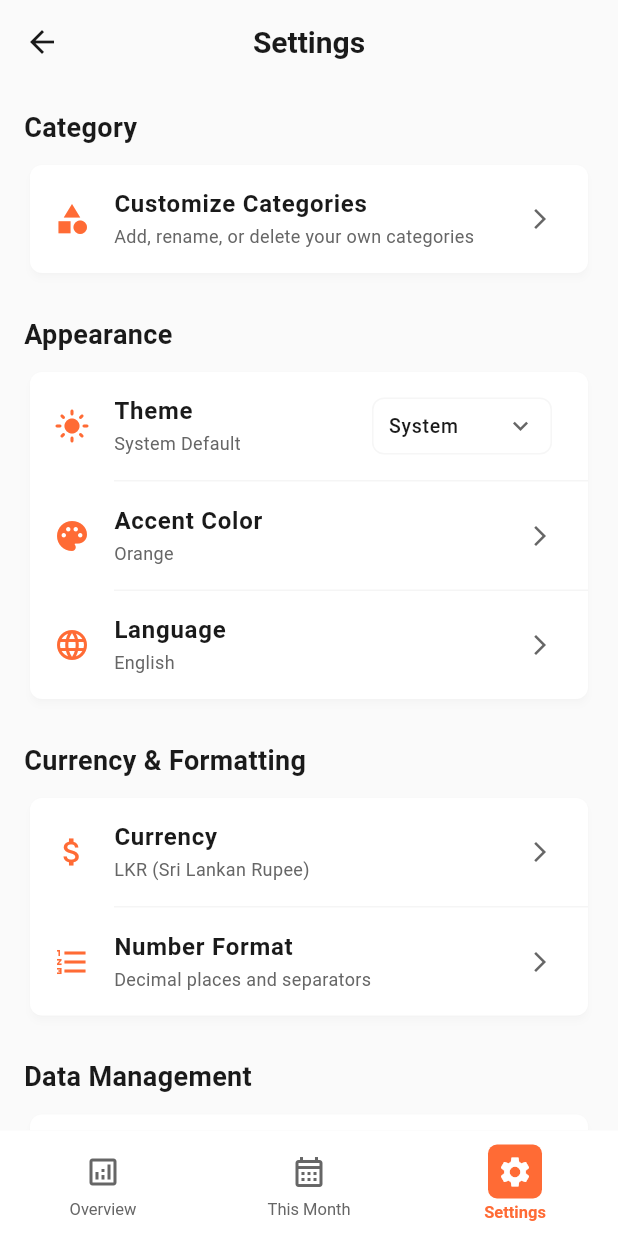
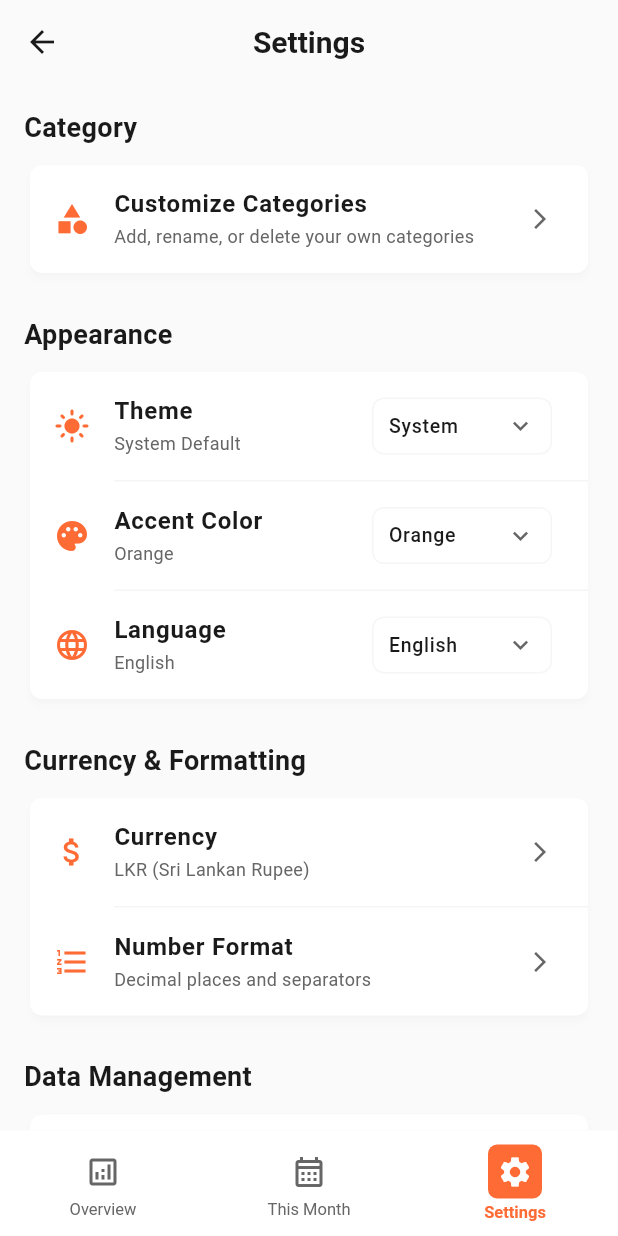
Before and after one commit to rishithamenush/moneymaker, a Flutter app: the SettingsPage screen opened by its route, on a phone screen of 412 x 824 dp. Run offline on Flutter 3.47's test engine with Material 3 defaults, Android fonts, the phone set to English and light mode, and no system bars; our stand-ins replace equatable, fl_chart, flutter_local_notifications, flutter_secure_storage, shared_preferences, sqflite and 1 more; accounts and stored records are empty.

Commit message:
issue Fixed!

```diff
--- a/lib/presentation/pages/settings/settings_page.dart
+++ b/lib/presentation/pages/settings/settings_page.dart
@@ -13,6 +13,7 @@ import '../../../domain/entities/category.dart';
 import '../../widgets/common/custom_app_bar.dart';
 import '../../widgets/common/settings_popup.dart';
 import '../../widgets/common/modern_popup.dart';
+import '../../widgets/common/modern_dropdown.dart';
 import '../../navigation/bottom_nav_bar.dart';
 import '../../../app/routes.dart';
 import '../auth/pin_setup_page.dart';
@@ -63,22 +64,54 @@ class _SettingsPageState extends State<SettingsPage> {
             _buildDivider(),
             Consumer<ThemeProvider>(
               builder: (context, themeProvider, child) {
-                return _buildSettingsItem(
-                  icon: Icons.palette,
-                  title: l10n.accentColor,
-                  subtitle: themeProvider.accentColor,
-                  onTap: () => _showAccentColorDialog(),
+                return ListTile(
+                  leading: Icon(
+                    Icons.palette,
+                    color: ThemeColors.getAccentColor(context, themeProvider.accentColor),
+                    size: 24,
+                  ),
+                  title: Text(
+                    l10n.accentColor,
+                    style: TextStyle(
+                      fontWeight: FontWeight.w600,
+                      color: ThemeColors.getTextPrimary(context),
+                    ),
+                  ),
+                  subtitle: Text(
+                    themeProvider.accentColor,
+                    style: TextStyle(
+                      color: ThemeColors.getTextSecondary(context),
+                      fontSize: 12,
+                    ),
+                  ),
+                  trailing: _buildAccentColorDropdown(themeProvider, l10n),
                 );
               },
             ),
             _buildDivider(),
             Consumer<LanguageProvider>(
               builder: (context, languageProvider, child) {
-                return _buildSettingsItem(
-                  icon: Icons.language,
-                  title: l10n.language,
-                  subtitle: languageProvider.currentLanguageName,
-                  onTap: () => _showLanguageDialog(),
+                return ListTile(
+                  leading: Icon(
+                    Icons.language,
+                    color: ThemeColors.getAccentColor(context, context.read<ThemeProvider>().accentColor),
+                    size: 24,
+                  ),
+                  title: Text(
+                    l10n.language,
+                    style: TextStyle(
+                      fontWeight: FontWeight.w600,
+                      color: ThemeColors.getTextPrimary(context),
+                    ),
+                  ),
+                  subtitle: Text(
+                    languageProvider.currentLanguageName,
+                    style: TextStyle(
+                      color: ThemeColors.getTextSecondary(context),
+                      fontSize: 12,
+                    ),
+                  ),
+                  trailing: _buildLanguageDropdown(languageProvider, l10n),
                 );
               },
             ),
@@ -350,108 +383,72 @@ class _SettingsPageState extends State<SettingsPage> {
   }
 
   Widget _buildThemeDropdown(ThemeProvider themeProvider, AppLocalizations l10n) {
-    final themeOptions = {
-      ThemeMode.light: {'label': l10n.light, 'icon': Icons.light_mode, 'desc': 'Light theme'},
-      ThemeMode.dark: {'label': l10n.dark, 'icon': Icons.dark_mode, 'desc': 'Dark theme'},
-      ThemeMode.system: {'label': l10n.system, 'icon': Icons.brightness_auto, 'desc': 'Follow system'},
-    };
-
-    String displayText = themeOptions[themeProvider.themeMode]?['label'] as String? ?? l10n.system;
-
-    return LayoutBuilder(
-      builder: (context, constraints) {
-        return PopupMenuButton<ThemeMode>(
-          initialValue: themeProvider.themeMode,
-          child: Container(
-            height: 38,
-            width: 120,
-            padding: const EdgeInsets.symmetric(horizontal: 10, vertical: 6),
-            decoration: BoxDecoration(
-              color: ThemeColors.getSurface(context),
-              border: Border.all(color: ThemeColors.getBorder(context).withOpacity(0.3)),
-              borderRadius: BorderRadius.circular(8),
-            ),
-            child: Row(
-              children: [
-                Expanded(
-                  child: Text(
-                    displayText,
-                    style: TextStyle(
-                      fontSize: 13,
-                      color: ThemeColors.getTextPrimary(context),
-                      fontWeight: FontWeight.w500,
-                    ),
-                    overflow: TextOverflow.ellipsis,
-                  ),
-                ),
-                Icon(
-                  Icons.keyboard_arrow_down,
-                  color: ThemeColors.getTextSecondary(context),
-                  size: 20,
-                ),
-              ],
-            ),
-          ),
-          offset: const Offset(0, 42),
-          elevation: 8,
-          color: ThemeColors.getSurface(context),
-          shape: RoundedRectangleBorder(
-            borderRadius: BorderRadius.circular(8),
-          ),
-          constraints: BoxConstraints(
-            maxHeight: 300,
-            minWidth: 120,
-            maxWidth: 120,
-          ),
-          itemBuilder: (context) => themeOptions.entries.map((entry) => PopupMenuItem<ThemeMode>(
-            value: entry.key,
-            child: Row(
-              children: [
-                Container(
-                  width: 24,
-                  height: 24,
-                  decoration: BoxDecoration(
-                    color: ThemeColors.getAccentColor(context, themeProvider.accentColor).withOpacity(0.1),
-                    borderRadius: BorderRadius.circular(6),
-                  ),
-                  child: Icon(
-                    entry.value['icon'] as IconData,
-                    size: 14,
-                    color: ThemeColors.getAccentColor(context, themeProvider.accentColor),
-                  ),
-                ),
-                const SizedBox(width: 10),
-                Expanded(
-                  child: Column(
-                    crossAxisAlignment: CrossAxisAlignment.start,
-                    mainAxisSize: MainAxisSize.min,
-                    children: [
-                      Text(
-                        entry.value['label'] as String,
-                        style: TextStyle(
-                          fontSize: 13,
-                          fontWeight: FontWeight.w500,
-                          color: ThemeColors.getTextPrimary(context),
-                        ),
-                      ),
-                      Text(
-                        entry.value['desc'] as String,
-                        style: TextStyle(
-                          fontSize: 11,
-                          color: ThemeColors.getTextSecondary(context),
-                        ),
-                      ),
-                    ],
-                  ),
-                ),
-              ],
-            ),
-          )).toList(),
-          onSelected: (value) {
-            themeProvider.setThemeMode(value);
-          },
-        );
-      },
+    return ModernDropdown<ThemeMode>(
+      value: themeProvider.themeMode,
+      width: 120,
+      items: [
+        ModernDropdownItem(
+          value: ThemeMode.light,
+          label: l10n.light,
+          description: 'Light theme',
+          icon: Icons.light_mode,
+        ),
+        ModernDropdownItem(
+          value: ThemeMode.dark,
+          label: l10n.dark,
+          description: 'Dark theme',
+          icon: Icons.dark_mode,
+        ),
+        ModernDropdownItem(
+          value: ThemeMode.system,
+          label: l10n.system,
+          description: 'Follow system',
+          icon: Icons.brightness_auto,
+        ),
+      ],
+      onChanged: (value) => themeProvider.setThemeMode(value),
+    );
+  }
+
+  Widget _buildAccentColorDropdown(ThemeProvider themeProvider, AppLocalizations l10n) {
+    final accentColors = [
+      'Orange', 'Blue', 'Green', 'Purple', 'Red', 'Teal', 'Pink', 'Indigo'
+    ];
+
+    return ModernDropdown<String>(
+      value: themeProvider.accentColor,
+      width: 120,
+      items: accentColors.map((color) => ModernDropdownItem(
+        value: color,
+        label: color,
+        description: '$color theme',
+        icon: Icons.circle,
+      )).toList(),
+      onChanged: (value) => themeProvider.setAccentColor(value),
+    );
+  }
+
+  Widget _buildLanguageDropdown(LanguageProvider languageProvider, AppLocalizations l10n) {
+    final languages = [
+      {'code': 'en', 'name': 'English', 'icon': Icons.language},
+      {'code': 'si', 'name': 'සිංහල', 'icon': Icons.language},
+      {'code': 'de', 'name': 'Deutsch', 'icon': Icons.language},
+      {'code': 'es', 'name': 'Español', 'icon': Icons.language},
+      {'code': 'fr', 'name': 'Français', 'icon': Icons.language},
+      {'code': 'ja', 'name': '日本語', 'icon': Icons.language},
+      {'code': 'zh', 'name': '中文', 'icon': Icons.language},
+    ];
+
+    return ModernDropdown<String>(
+      value: languageProvider.currentLanguageCode,
+      width: 120,
+      items: languages.map((lang) => ModernDropdownItem(
+        value: lang['code'] as String,
+        label: lang['name'] as String,
+        description: lang['code'] as String,
+        icon: lang['icon'] as IconData,
+      )).toList(),
+      onChanged: (value) => languageProvider.setLanguage(value),
     );
   }
 
--- /dev/null
+++ b/lib/presentation/widgets/common/modern_dropdown.dart
@@ -0,0 +1,142 @@
+import 'package:flutter/material.dart';
+import 'package:provider/provider.dart';
+import '../../../core/utils/theme_colors.dart';
+import '../../providers/theme_provider.dart';
+
+class ModernDropdown<T> extends StatelessWidget {
+  final T value;
+  final List<ModernDropdownItem<T>> items;
+  final ValueChanged<T> onChanged;
+  final String? hint;
+  final double? width;
+  final double height;
+
+  const ModernDropdown({
+    super.key,
+    required this.value,
+    required this.items,
+    required this.onChanged,
+    this.hint,
+    this.width,
+    this.height = 38,
+  });
+
+  @override
+  Widget build(BuildContext context) {
+    final selectedItem = items.firstWhere((item) => item.value == value);
+
+    return LayoutBuilder(
+      builder: (context, constraints) {
+        final dropdownWidth = width ?? constraints.maxWidth;
+
+        return PopupMenuButton<T>(
+          initialValue: value,
+          child: Container(
+            height: height,
+            width: dropdownWidth,
+            padding: const EdgeInsets.symmetric(horizontal: 10, vertical: 6),
+            decoration: BoxDecoration(
+              color: ThemeColors.getSurface(context),
+              border: Border.all(color: ThemeColors.getBorder(context).withOpacity(0.3)),
+              borderRadius: BorderRadius.circular(8),
+            ),
+            child: Row(
+              children: [
+                Expanded(
+                  child: Text(
+                    selectedItem.label,
+                    style: TextStyle(
+                      fontSize: 13,
+                      color: ThemeColors.getTextPrimary(context),
+                      fontWeight: FontWeight.w500,
+                    ),
+                    overflow: TextOverflow.ellipsis,
+                  ),
+                ),
+                Icon(
+                  Icons.keyboard_arrow_down,
+                  color: ThemeColors.getTextSecondary(context),
+                  size: 20,
+                ),
+              ],
+            ),
+          ),
+          offset: const Offset(0, 42),
+          elevation: 8,
+          color: ThemeColors.getSurface(context),
+          shape: RoundedRectangleBorder(
+            borderRadius: BorderRadius.circular(8),
+          ),
+          constraints: BoxConstraints(
+            maxHeight: 300,
+            minWidth: dropdownWidth,
+            maxWidth: dropdownWidth,
+          ),
+          itemBuilder: (context) => items.map((item) => PopupMenuItem<T>(
+            value: item.value,
+            child: Row(
+              children: [
+                if (item.icon != null) ...[
+                  Container(
+                    width: 24,
+                    height: 24,
+                    decoration: BoxDecoration(
+                      color: ThemeColors.getAccentColor(context, context.read<ThemeProvider>().accentColor).withOpacity(0.1),
+                      borderRadius: BorderRadius.circular(6),
+                    ),
+                    child: Icon(
+                      item.icon!,
+                      size: 14,
+                      color: ThemeColors.getAccentColor(context, context.read<ThemeProvider>().accentColor),
+                    ),
+                  ),
+                  const SizedBox(width: 10),
+                ],
+                Expanded(
+                  child: Column(
+                    crossAxisAlignment: CrossAxisAlignment.start,
+                    mainAxisSize: MainAxisSize.min,
+                    children: [
+                      Text(
+                        item.label,
+                        style: TextStyle(
+                          fontSize: 13,
+                          fontWeight: FontWeight.w500,
+                          color: ThemeColors.getTextPrimary(context),
+                        ),
+                      ),
+                      if (item.description != null) ...[
+                        Text(
+                          item.description!,
+                          style: TextStyle(
+                            fontSize: 11,
+                            color: ThemeColors.getTextSecondary(context),
+                          ),
+                        ),
+                      ],
+                    ],
+                  ),
+                ),
+              ],
+            ),
+          )).toList(),
+          onSelected: onChanged,
+        );
+      },
+    );
+  }
+}
+
+class ModernDropdownItem<T> {
+  final T value;
+  final String label;
+  final String? description;
+  final IconData? icon;
+
+  const ModernDropdownItem({
+    required this.value,
+    required this.label,
+    this.description,
+    this.icon,
+  });
+}
```
